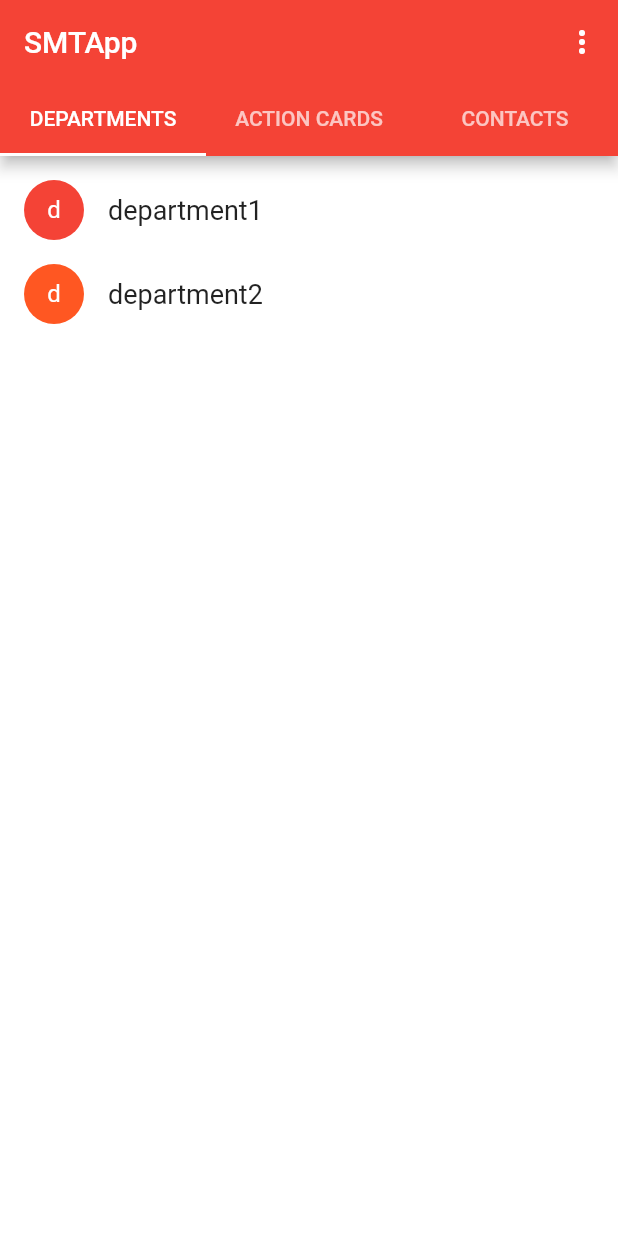
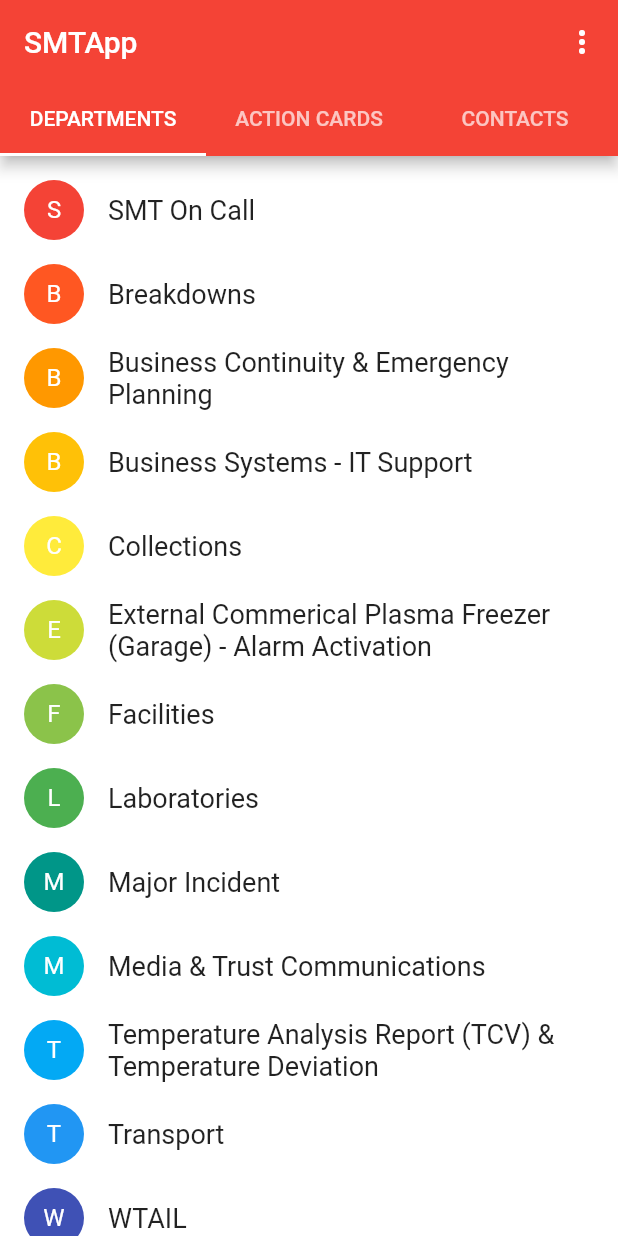
Before and after one commit to SnakeyHips/SMTApp, a Flutter app: the screen it shows after launch, on a phone screen of 412 x 824 dp. Run offline on Flutter 3.47's test engine with Material 2 defaults, Android fonts, the light colour scheme and no system bars; statements that could not run were skipped.

Commit message:
Update departments_page.dart
implemented hero widgets to allow hero transitions

```diff
--- a/lib/widgets/departments_page.dart
+++ b/lib/widgets/departments_page.dart
@@ -1,6 +1,18 @@
 import 'package:flutter/material.dart';
 import 'package:SMTApp/utils/page_util.dart';
-import 'package:SMTApp/widgets/departments/example_page.dart';
+import 'package:SMTApp/widgets/departments/breakdowns_page.dart';
+import 'package:SMTApp/widgets/departments/business_continuity_page.dart';
+import 'package:SMTApp/widgets/departments/business_systems_page.dart';
+import 'package:SMTApp/widgets/departments/collections_page.dart';
+import 'package:SMTApp/widgets/departments/external_freezer_page.dart';
+import 'package:SMTApp/widgets/departments/facilities_page.dart';
+import 'package:SMTApp/widgets/departments/laboratories_page.dart';
+import 'package:SMTApp/widgets/departments/major_incident_page.dart';
+import 'package:SMTApp/widgets/departments/media_trust_page.dart';
+import 'package:SMTApp/widgets/departments/smt_oncall_page.dart';
+import 'package:SMTApp/widgets/departments/temperature_analysis_page.dart';
+import 'package:SMTApp/widgets/departments/transport_page.dart';
+import 'package:SMTApp/widgets/departments/wtail_page.dart';
 
 class DepartmentsPage extends StatefulWidget {
   @override
@@ -9,8 +21,19 @@ class DepartmentsPage extends StatefulWidget {
 
 class DepartmentsPageState extends State<DepartmentsPage> {
   List<String> departments = [
-    "department1",
-    "department2"
+    "SMT On Call",
+    "Breakdowns",
+    "Business Continuity & Emergency Planning",
+    "Business Systems - IT Support",
+    "Collections",
+    "External Commerical Plasma Freezer (Garage) - Alarm Activation",
+    "Facilities",
+    "Laboratories",
+    "Major Incident",
+    "Media & Trust Communications",
+    "Temperature Analysis Report (TCV) & Temperature Deviation",
+    "Transport",
+    "WTAIL"
   ];
 
   @override
@@ -26,12 +49,16 @@ class DepartmentsPageState extends State<DepartmentsPage> {
     return ListView.builder(
         itemCount: departments.length,
         itemBuilder: (BuildContext context, int index) {
-          return _buildRow(index);
+          return _buildRow(index, departments[index]);
         });
   }
 
-  Widget _buildRow(int index) {
-    return ListTile(
+  Widget _buildRow(int index, String tag) {
+    return Hero(
+        tag: tag,
+        child: new Material(
+            color: Colors.white,
+            child: new ListTile(
                 leading: new CircleAvatar(
                     backgroundColor: PageUtil.colors[index],
                     foregroundColor: Colors.white,
@@ -43,18 +70,51 @@ class DepartmentsPageState extends State<DepartmentsPage> {
                 onTap: () async {
                   switch (index) {
                     case 0:
-              _launchPage(index, new ExamplePage());
+                      _launchPage(index, new SMTOnCallPage());
                       return;
                     case 1:
-              _launchPage(index, new ExamplePage());
+                      _launchPage(index, new BreakdownsPage());
+                      return;
+                    case 2:
+                      _launchPage(index, new BusinessContinuityPage());
+                      return;
+                    case 3:
+                      _launchPage(index, new BusinessSystemsPage());
+                      return;
+                    case 4:
+                      _launchPage(index, new CollectionsPage());
+                      return;
+                    case 5:
+                      _launchPage(index, new ExternalFreezerPage());
+                      return;
+                    case 6:
+                      _launchPage(index, new FacilitiesPage());
+                      return;
+                    case 7:
+                      _launchPage(index, new LaboratoriesPage());
+                      return;
+                    case 8:
+                      _launchPage(index, new MajorIncidentPage());
+                      return;
+                    case 9:
+                      _launchPage(index, new MediaTrustPage());
+                      return;
+                    case 10:
+                      _launchPage(index, new TemperatureAnalysisPage());
+                      return;
+                    case 11:
+                      _launchPage(index, new TransportPage());
+                      return;
+                    case 12:
+                      _launchPage(index, new WTAILPage());
                       return;
                   }
-        });
+                })));
   }
 
   void _launchPage(int index, Widget page) {
     Navigator.push(context,
-        new MaterialPageRoute<void>(builder: (BuildContext context) {
+        new MaterialPageRoute(builder: (BuildContext context) {
       return new Scaffold(
           appBar: new AppBar(
             title: new Text(departments[index]),
```
Lines whose indentation alone changed are shown as unchanged.
